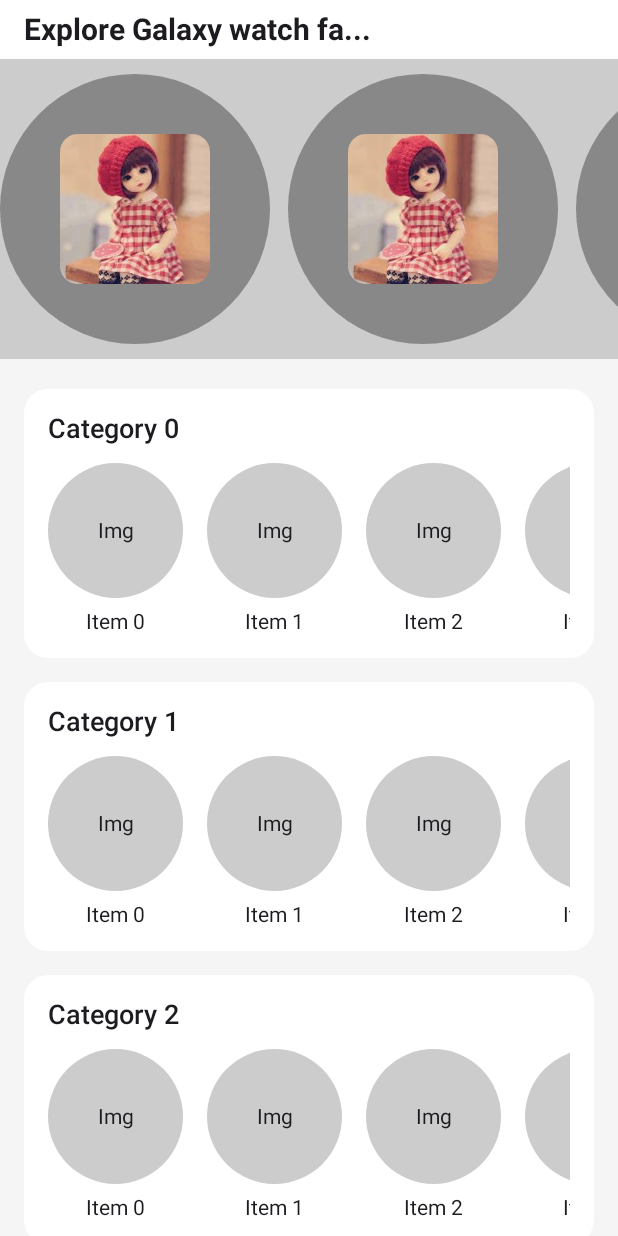
After one commit to anowar1112/ComposeAndroidLibraryPractice, an Android app built with Jetpack Compose: the WatchfaceMainActivity screen opened directly, with no data from a screen before it, on a phone screen of 412 x 824 dp. The commit adds this screen. Run offline under Robolectric (Android 15) with nearby library versions, the phone set to English and light mode, and no system bars.

Commit message:
[Title] added home page in category

```diff
--- a/app/build.gradle.kts
+++ b/app/build.gradle.kts
@@ -63,6 +63,7 @@ dependencies {
 
     // ✅ Activity Compose
     implementation("androidx.activity:activity-compose")
+    implementation(libs.androidx.storage)
 
     // ✅ Debug tools
     debugImplementation("androidx.compose.ui:ui-tooling")
--- a/app/src/main/AndroidManifest.xml
+++ b/app/src/main/AndroidManifest.xml
@@ -13,6 +13,9 @@
               android:theme="@style/Theme.AndroidComposeLibrary"
               tools:targetApi="31">
         <activity
+                  android:name=".WatchfaceMainActivity"
+                  android:exported="false"/>
+        <activity
                   android:name=".SecondActivity"
                   android:exported="false"/>
         <activity
@@ -20,8 +23,10 @@
                   android:exported="true">
             <intent-filter>
                 <action android:name="android.intent.action.MAIN"/>
+
                 <category android:name="android.intent.category.LAUNCHER"/>
             </intent-filter>
         </activity>
     </application>
+
 </manifest>
--- a/app/src/main/java/com/schedule/androidcomposelibrary/MainActivity.kt
+++ b/app/src/main/java/com/schedule/androidcomposelibrary/MainActivity.kt
@@ -48,6 +48,12 @@ fun MainScreen() {
             }) {
                 CommonUI().getTextObject( "Go to Second Activity")
             }
+            Spacer(modifier = Modifier.height(10.dp)) // Text এবং Button এর মধ্যে space
+            Button(onClick = {
+                context.startActivity(Intent(context, WatchfaceMainActivity::class.java))
+            }) {
+                CommonUI().getTextObject( "Go to watchfcae Activity")
+            }
             GridExample()
         }
     }
--- a/app/src/main/java/com/schedule/androidcomposelibrary/MainAppAplication.kt
+++ /dev/null
@@ -1,9 +0,0 @@
-package com.schedule.androidcomposelibrary
-
-import android.app.Application
-
-class MainAppAplication: Application() {
-    override fun onCreate() {
-        super.onCreate()
-    }
-}
--- /dev/null
+++ b/app/src/main/java/com/schedule/androidcomposelibrary/WatchFaceManagerScreen.kt
@@ -0,0 +1,232 @@
+package com.schedule.androidcomposelibrary
+
+import android.content.res.Resources
+import androidx.compose.foundation.Image
+import androidx.compose.foundation.background
+import androidx.compose.foundation.gestures.detectVerticalDragGestures
+import androidx.compose.foundation.layout.*
+import androidx.compose.foundation.shape.CircleShape
+import androidx.compose.material.icons.Icons
+import androidx.compose.material.icons.filled.Edit
+import androidx.compose.material.icons.filled.Settings
+import androidx.compose.material3.Icon
+import androidx.compose.material3.Text
+import androidx.compose.runtime.Composable
+import androidx.compose.ui.Alignment
+import androidx.compose.ui.Modifier
+import androidx.compose.ui.draw.clip
+import androidx.compose.ui.graphics.Color
+import androidx.compose.ui.text.font.FontWeight
+import androidx.compose.ui.unit.dp
+import androidx.compose.ui.unit.sp
+import androidx.compose.foundation.lazy.LazyColumn
+import androidx.compose.foundation.lazy.LazyRow
+import androidx.compose.foundation.lazy.items
+import androidx.compose.foundation.shape.RoundedCornerShape
+import androidx.compose.runtime.mutableStateOf
+import androidx.compose.runtime.remember
+import androidx.compose.ui.layout.onGloballyPositioned
+import androidx.compose.ui.platform.LocalDensity
+import androidx.compose.ui.res.painterResource
+import androidx.compose.runtime.*
+import androidx.compose.ui.input.pointer.pointerInput
+import androidx.compose.ui.unit.Dp
+
+
+@Composable
+fun WatchFaceManagerScreen() {
+    val density = LocalDensity.current
+    var headerHeight by remember { mutableStateOf(0.dp) }
+
+    val previewMaxHeight = 200.dp
+    val previewMinHeight = previewMaxHeight / 2
+    var previewHeight by remember { mutableStateOf(previewMaxHeight) }
+
+    val categoryData = List(10) { index ->
+        val itemCount = (5..20).random()
+        "Category $index" to List(itemCount) { "Item $it" }
+    }
+
+
+    Box(modifier = Modifier.fillMaxSize()) {
+
+        // Scrollable content
+        LazyColumn(
+            modifier = Modifier
+                .fillMaxSize()
+                .padding(top = headerHeight + previewHeight)
+                .background(Color(0xFFF5F5F5)),
+            contentPadding = PaddingValues(vertical = 12.dp)
+        ) {
+            categoryData.forEach { (title, items) ->
+                item { CategorySection(title = title, items = items) }
+            }
+        }
+
+        // Fixed Header + Resizable Preview
+        Column(
+            modifier = Modifier
+                .fillMaxWidth()
+                .align(Alignment.TopCenter)
+                .background(Color.White)
+                .onGloballyPositioned { coordinates ->
+                    headerHeight = with(density) { coordinates.size.height.toDp() } - previewHeight
+                }
+        ) {
+            HeaderSection()
+
+            // Resizable PreviewSection
+            val previewMaxSize = 180.dp
+            val previewMinSize = 90.dp
+            val fraction = (previewHeight - previewMinHeight) / (previewMaxHeight - previewMinHeight)
+            val itemSize = previewMinSize + (previewMaxSize - previewMinSize) * fraction
+
+            Box(
+                modifier = Modifier
+                    .fillMaxWidth()
+                    .height(previewHeight)
+                    .background(Color.LightGray)
+                    .pointerInput(Unit) {
+                        detectVerticalDragGestures { change, dragAmount ->
+                            change.consume()
+                            previewHeight = (previewHeight + dragAmount.toDp())
+                                .coerceIn(previewMinHeight, previewMaxHeight)
+                        }
+                    },
+                contentAlignment = Alignment.Center
+            ) {
+                PreviewSectionContent(itemSize)
+            }
+        }
+    }
+}
+
+// Extracted preview content so it doesn't depend on height
+@Composable
+fun PreviewSectionContent(itemSize: Dp) { // pass itemSize as parameter
+    val previewItems = listOf(
+        R.drawable.unknown,
+        R.drawable.unknown,
+        R.drawable.unknown,
+        R.drawable.unknown
+    )
+
+    LazyRow(
+        modifier = Modifier.fillMaxWidth(),
+        horizontalArrangement = Arrangement.spacedBy(12.dp)
+    ) {
+        items(previewItems) { item ->
+
+            Box(
+                modifier = Modifier
+                    .size(itemSize)
+                    .clip(CircleShape)
+                    .background(Color.Gray),
+                contentAlignment = Alignment.Center
+            ) {
+                Image(
+                    painter = painterResource(id = item),
+                    contentDescription = null,
+                    modifier = Modifier
+                        .size(100.dp)
+                        .clip(RoundedCornerShape(12.dp))
+                )
+            }
+        }
+    }
+}
+
+
+// Extension to convert pixels to dp inside drag gestures
+fun Float.toDp(): Dp = (this / Resources.getSystem().displayMetrics.density).dp
+
+@Composable
+fun HeaderSection() {
+    Row(
+        modifier = Modifier
+            .fillMaxWidth()
+            .padding(horizontal = 16.dp, vertical = 8.dp),
+        horizontalArrangement = Arrangement.SpaceBetween,
+        verticalAlignment = Alignment.CenterVertically
+    ) {
+        Text(
+            text = "Explore Galaxy watch fa...",
+            fontSize = 20.sp,
+            fontWeight = FontWeight.Bold
+        )
+    }
+}
+
+//@Composable
+//fun PreviewSection() {
+//    val previewItems = listOf(
+//        R.drawable.unknown,
+//        R.drawable.unknown,
+//        R.drawable.unknown,
+//        R.drawable.unknown
+//    )
+//
+//    LazyRow(
+//        modifier = Modifier
+//            .fillMaxWidth()
+//            .padding(8.dp),
+//        horizontalArrangement = Arrangement.spacedBy(12.dp)
+//    ) {
+//        items(previewItems) { item ->
+//            // বড় Watch preview
+//            Box(
+//                modifier = Modifier
+//                    .size(180.dp)
+//                    .clip(CircleShape)
+//                    .background(Color.LightGray),
+//                contentAlignment = Alignment.Center
+//            ) {
+//                Image(
+//                    painter = painterResource(id = item),
+//                    contentDescription = null,
+//                    modifier = Modifier
+//                        .size(100.dp)
+//                        .clip(RoundedCornerShape(12.dp))
+//                )
+//            }
+//        }
+//    }
+//}
+
+
+@Composable
+fun CategorySection(title: String, items: List<String>) {
+    Column(
+        modifier = Modifier
+            .fillMaxWidth()
+            .padding(horizontal = 16.dp, vertical = 8.dp)
+            .clip(RoundedCornerShape(16.dp))
+            .background(Color.White)
+            .padding(16.dp)
+    ) {
+        Text(
+            text = title,
+            fontSize = 18.sp,
+            fontWeight = FontWeight.SemiBold
+        )
+        Spacer(modifier = Modifier.height(12.dp))
+
+        LazyRow(horizontalArrangement = Arrangement.spacedBy(16.dp)) {
+            items(items.size) { index ->
+                Column(horizontalAlignment = Alignment.CenterHorizontally) {
+                    Box(
+                        modifier = Modifier
+                            .size(90.dp)
+                            .clip(CircleShape)
+                            .background(Color.LightGray),
+                        contentAlignment = Alignment.Center
+                    ) {
+                        Text("Img") // এখানে আসল watch face image বসাবেন
+                    }
+                    Spacer(modifier = Modifier.height(8.dp))
+                    Text(items[index], fontSize = 14.sp)
+                }
+            }
+        }
+    }
+}
--- /dev/null
+++ b/app/src/main/java/com/schedule/androidcomposelibrary/WatchfaceMainActivity.kt
@@ -0,0 +1,19 @@
+package com.schedule.androidcomposelibrary
+
+import android.os.Bundle
+import androidx.activity.ComponentActivity
+import androidx.activity.compose.setContent
+import androidx.compose.material3.MaterialTheme
+import androidx.compose.material3.Surface
+
+class WatchfaceMainActivity  : ComponentActivity() {
+    override fun onCreate(savedInstanceState: Bundle?) {
+        super.onCreate(savedInstanceState)
+        setContent {
+            // এখানে আপনার Compose UI কল হবে
+            Surface(color = MaterialTheme.colorScheme.background) {
+                WatchFaceManagerScreen()
+            }
+        }
+    }
+}
--- a/gradle/libs.versions.toml
+++ b/gradle/libs.versions.toml
@@ -9,6 +9,7 @@ appcompat = "1.7.0"
 material = "1.12.0"
 activity = "1.9.3"
 constraintlayout = "2.2.0"
+storage = "1.5.0"
 
 [libraries]
 androidx-core-ktx = { group = "androidx.core", name = "core-ktx", version.ref = "coreKtx" }
@@ -19,6 +20,7 @@ androidx-appcompat = { group = "androidx.appcompat", name = "appcompat", version
 material = { group = "com.google.android.material", name = "material", version.ref = "material" }
 androidx-activity = { group = "androidx.activity", name = "activity", version.ref = "activity" }
 androidx-constraintlayout = { group = "androidx.constraintlayout", name = "constraintlayout", version.ref = "constraintlayout" }
+androidx-storage = { group = "androidx.test.services", name = "storage", version.ref = "storage" }
 
 [plugins]
 android-application = { id = "com.android.application", version.ref = "agp" }
```
Also changed, not shown: app/src/main/res/drawable/unknown.jpeg (added). Lines whose indentation alone changed are shown as unchanged.
